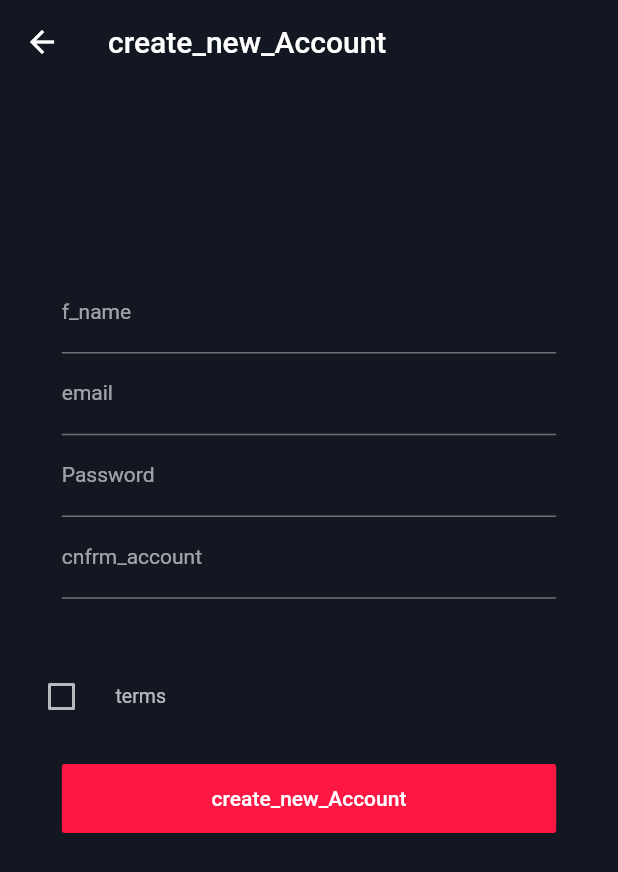
After one commit to SamySabry/music, a Flutter app: the screen it shows after launch, after a tap on "sign up", on a phone screen of 412 x 824 dp. The commit adds this screen. Shown: the top 872 px of the screen. Run offline on Flutter 3.47's test engine with Material 2 defaults, Android fonts, the phone set to English and light mode, and no system bars; our stand-ins replace firebase_auth, firebase_core, flushbar, shared_preferences; accounts and stored records are empty.

Commit message:
sign up &firebase
setup firebase in project
and make sign up feature

```diff
--- a/lib/config/AppConfig.dart
+++ b/lib/config/AppConfig.dart
@@ -11,6 +11,16 @@ class AppConfig {
 
 
 
+   static const API_BASE = 'xvelopers.com';
+   static const API_PATH = 'wp/themes/rekord/wp-json/wl/v1';
+   static const API_URL = 'https://$API_BASE/$API_PATH';
+   static const API_AUTH_KEY = 'rekord';
 
+   /*------------------------------------------------
+   * Screen Data
+   * ----------------------------------------------*/
+   static const APP_LOGO = 'assets/images/logo1.png';
+   static const LOGIN_SCREEN_BACKGROUND =
+       'http://xvelopers.com/wp/themes/rekord/wp-content/uploads/sites/48/2019/03/b1.jpg';
 
 }
--- a/lib/config/AppProvider.dart
+++ b/lib/config/AppProvider.dart
@@ -1,3 +1,4 @@
+import 'package:music/providers/AuthProvider.dart';
 import 'package:music/providers/themeProvider.dart';
 import 'package:provider/provider.dart';
 import 'package:provider/single_child_widget.dart';
@@ -18,6 +19,9 @@ List<SingleChildWidget> providers() {
     ChangeNotifierProvider<ThemeProvider>(
       create: (_) => ThemeProvider(),
     ),
+    ChangeNotifierProvider<AuthProvider>(
+      create: (_) => AuthProvider(),
+    ),
 
   ];
 }
--- a/lib/config/AppRoutes.dart
+++ b/lib/config/AppRoutes.dart
@@ -9,14 +9,18 @@
 
 import 'package:flutter/material.dart';
 import 'package:music/screens/HomeScreen.dart';
+import 'package:music/screens/auth/RegisterScreen.dart';
 
 class AppRoutes {
   static const home = 'home';
+  static const registerRoute = '/registerRoute';
 
 
   Map<String, WidgetBuilder> routes() {
     return {
       home: (context) => HomeScreen(),
+      registerRoute: (context) => RegisterScreen(),
+
     };
   }
 }
--- /dev/null
+++ b/lib/config/AppValidation_rules.dart
@@ -0,0 +1,29 @@
+String validateName(String value) {
+  if (value.length < 1) return 'Enter a your name';
+  if (value.length < 3) return 'Name must be more than 2 charater';
+  return null;
+}
+
+
+String validateEmail(String value) {
+  Pattern pattern =
+      r'^(([^<>()[\]\\.,;:\s@\"]+(\.[^<>()[\]\\.,;:\s@\"]+)*)|(\".+\"))@((\[[0-9]{1,3}\.[0-9]{1,3}\.[0-9]{1,3}\.[0-9]{1,3}\])|(([a-zA-Z\-0-9]+\.)+[a-zA-Z]{2,}))$';
+  RegExp regex = new RegExp(pattern);
+  if (!regex.hasMatch(value))
+    return 'Enter Valid Email';
+  else
+    return null;
+}
+
+String validatePassword(String value) {
+  if (value.length < 1) return 'Enter a password';
+  if (value.length < 6) return 'Password must be 6 chrachter long';
+  return null;
+}
+
+String validateConfirmPassword(String value, String value2) {
+  if (value.length < 1) return 'Re enter password';
+  if (value.length < 6) return 'Password must be 6 chrachter long';
+  if (value != value2) return 'Confirm Password should match password';
+  return null;
+}
--- /dev/null
+++ b/lib/providers/AuthProvider.dart
@@ -0,0 +1,131 @@
+import 'dart:convert';
+
+
+import 'package:firebase_auth/firebase_auth.dart';
+import 'package:flutter/material.dart';
+
+import 'package:provider/provider.dart';
+
+class AuthProvider extends ChangeNotifier {
+  //Constructor
+  AuthProvider() {
+    autoAuthenticate();
+  }
+
+  // Items List
+
+  bool isLoaded = false;
+  bool _isLoggedIn = false;
+  bool inputerror = false;
+  String errorMsg;
+  bool check = true;
+
+  bool get isLoggedIn => _isLoggedIn;
+
+
+  /*
+  * Sign in Wiht Email
+  * Add your http code here and save user profile.
+  */
+
+
+
+/*
+ * Auth Authenticate
+ *
+ * Auto authentication help to get user data from shared preferences
+ * and save as user user object. which can be access anywhere
+ * in the app.
+ *
+ * please check page-user-account.dart for example
+ *
+ */
+
+  Future autoAuthenticate() async {
+
+    isLoaded = true;
+
+    notifyListeners();
+  }
+
+  /*
+  * Logout
+  *
+  * Clear user preference & user
+  */
+
+
+  /*
+  * Sign Up With Email
+  * Add your http code here and save user profile.
+  */
+  Future<String> singUpWithEmail(Map<String, dynamic> formData) async {
+
+
+    isLoaded = false;
+    notifyListeners();
+    String errorMsg;
+
+
+    try {
+   //   print(formData["email"]);
+      // print(formData["password"]);
+      UserCredential userCredential = await FirebaseAuth.instance.createUserWithEmailAndPassword(
+          email: formData["email"],
+          password: formData["password"]
+      );
+    } on FirebaseAuthException catch (error) {
+      switch (error.code) {
+        case "ERROR_EMAIL_ALREADY_IN_USE":
+          {
+              errorMsg = "This email is already in use.";
+              isLoaded = false;
+          }
+          break;
+        case "ERROR_WEAK_PASSWORD":
+          {
+              errorMsg = "The password must be 6 characters long or more.";
+              isLoaded = false;
+          }
+          break;
+        default:
+          {
+            errorMsg = error.code;
+
+          }
+      }
+
+
+
+    //////
+
+
+
+
+
+/*
+
+    final response = await post('users', formData);
+    final Map<String, dynamic> jsonMap = json.decode(response.body);
+
+    if (response.statusCode == 200) {
+    }
+    else
+      if (response.statusCode == 400) {
+      error = jsonMap['data']['message'];
+    }
+    //Todo: Validation error is different on email or password change..
+    else
+      if (response.statusCode == 422 || response.statusCode == 401) {
+      jsonMap['errors'].forEach((key, value) {
+        jsonMap['errors'][key] = value;
+
+        error = value[0]; //string interpolation in action
+      });
+    }
+*/
+    isLoaded = true;
+    notifyListeners();
+    return errorMsg;
+  }
+}}
--- a/lib/screens/HomeScreen.dart
+++ b/lib/screens/HomeScreen.dart
@@ -1,5 +1,6 @@
 import 'package:flutter/material.dart';
 import 'package:music/config/AppConfig.dart';
+import 'package:music/config/AppRoutes.dart';
 
 class HomeScreen extends StatefulWidget {
   HomeScreen({Key key}) : super(key: key);
@@ -21,6 +22,14 @@ class _HomeScreenState extends State<HomeScreen>
                 child:Text(AppConfig.App_Name,style:  Theme.of(context).textTheme.headline1,)
               ),
             ),
+            FlatButton(
+              child: Text("sign up"),
+              onPressed: ()
+              {
+                Navigator.pushNamed(context, AppRoutes.registerRoute);
+
+              },
+            )
 
           ],
         ),
--- /dev/null
+++ b/lib/screens/auth/RegisterScreen.dart
@@ -0,0 +1,195 @@
+import 'package:flushbar/flushbar.dart';
+import 'package:flutter/material.dart';
+
+import 'package:music/config/AppConfig.dart';
+import 'package:music/config/AppRoutes.dart';
+import 'package:music/config/AppValidation_rules.dart';
+import 'package:music/providers/AuthProvider.dart';
+import 'package:music/widgtes/BaseBlocButton.dart';
+import 'package:provider/provider.dart';
+
+class RegisterScreen extends StatefulWidget {
+  _RegisterScreenState createState() => _RegisterScreenState();
+}
+
+class _RegisterScreenState extends State<RegisterScreen>  {
+
+  final Map<String, dynamic> formData = {'email': null, 'password': null};
+  final GlobalKey<FormState> _formKey = GlobalKey<FormState>();
+  var passKey = GlobalKey<FormFieldState>();
+  var media;
+
+  Widget _buildNameField() {
+    return TextFormField(
+      decoration: InputDecoration(
+        labelText: 'f_name',
+      ),
+      validator: (value) => validateName(value),
+      onSaved: (String value) {
+        formData['first_name'] = value;
+      },
+    );
+  }
+
+  Widget _buildEmailField() {
+    return TextFormField(
+      decoration: InputDecoration(labelText: 'email'),
+      validator: (value) => validateEmail(value),
+      onSaved: (String value) {
+        formData['email'] = value;
+      },
+    );
+  }
+
+  Widget _buildPasswordField() {
+    return TextFormField(
+      key: passKey,
+      decoration: InputDecoration(
+          labelText: 'Password'),
+      validator: (value) => validatePassword(value),
+      obscureText: true,
+      onSaved: (String value) {
+        formData['password'] = value;
+      },
+    );
+  }
+
+  bool _termsChecked = false;
+  bool errorShow = true;
+  Widget _buildTermsCheck() {
+    return Padding(
+      padding: const EdgeInsets.only(left: 5.0),
+      child: CheckboxListTile(
+        activeColor: Theme.of(context).primaryColor,
+        title: Text('terms'),
+        controlAffinity: ListTileControlAffinity.leading,
+        value: _termsChecked,
+        onChanged: (bool value) => setState(() => _termsChecked = value),
+        subtitle: !errorShow
+            ? Text(
+               'r_field',
+                style: TextStyle(color: Color(0xFFe53935), fontSize: 12),
+              )
+            : null,
+        dense: true,
+      ),
+    );
+  }
+
+  Widget _buildConfirmPasswordField() {
+    return TextFormField(
+      decoration: InputDecoration(labelText:  'cnfrm_account'),
+      validator: (value) =>
+          validateConfirmPassword(value, passKey.currentState.value),
+      obscureText: true,
+    );
+  }
+
+  _submit(BuildContext context, AuthProvider provider) async {
+    print("/n/n/n/n/n up/n/n/n/n/n/n");
+
+    setState(() {
+      errorShow = _termsChecked;
+    });
+    print("/n/n/n/n/n up/n/n/n/n/n/n");
+
+    if (_formKey.currentState.validate() && _termsChecked) {
+      // If all data are correct then save data to out variables
+      _formKey.currentState.save();
+      formData['AUTH_KEY'] = AppConfig.API_AUTH_KEY;
+
+    await  provider.singUpWithEmail(formData).then((response) {
+        response != null
+            ? Flushbar(
+                backgroundColor:
+                    Theme.of(context).colorScheme.surface.withOpacity(0.8),
+                icon: Icon(
+                  Icons.error_outline,
+                  color: Theme.of(context).primaryColor,
+                ),
+                duration: Duration(seconds: 3),
+                flushbarPosition: FlushbarPosition.TOP,
+                titleText: Text('ops'),
+                messageText: Text(response),
+              ).show(context)
+            : Navigator.pushNamed(context, AppRoutes.home);
+      });
+    } else {
+      //   If all data are not valid then start auto validation.
+      setState(() {});
+    }
+  }
+
+  @override
+  Widget build(BuildContext context) {
+    media = MediaQuery.of(context).size;
+    var provider = Provider.of<AuthProvider>(context);
+
+    return Scaffold(
+      extendBodyBehindAppBar: true,
+      appBar: AppBar(
+        title: Text('create_new_Account'),
+        elevation: 0,
+        backgroundColor: Colors.transparent,
+      ),
+      body: Container(
+        height: media.height,
+        child: Stack(
+          children: [
+            SingleChildScrollView(
+              child: Column(
+                mainAxisAlignment: MainAxisAlignment.center,
+                children: <Widget>[
+                  Container(
+                    padding: EdgeInsets.all(media.height / 20),
+                    child: Column(
+                      mainAxisAlignment: MainAxisAlignment.start,
+                      mainAxisSize: MainAxisSize.max,
+                      crossAxisAlignment: CrossAxisAlignment.start,
+                      children: <Widget>[
+                        SizedBox(
+                          height: 90,
+                        ),
+                       // BaseAppIcon(),
+                        SizedBox(
+                          height: 50,
+                        ),
+                        Container(
+                          child: Form(
+                            key: _formKey,
+                            child: Column(
+                              crossAxisAlignment: CrossAxisAlignment.start,
+                              mainAxisAlignment: MainAxisAlignment.spaceBetween,
+                              children: <Widget>[
+                                _buildNameField(),
+                                _buildEmailField(),
+                                _buildPasswordField(),
+                                _buildConfirmPasswordField(),
+                              ],
+                            ),
+                          ),
+                        ),
+                      ],
+                    ),
+                  ),
+                  _buildTermsCheck(),
+                  Padding(
+                    padding: EdgeInsets.symmetric(
+                        horizontal: media.height / 20, vertical: 20),
+                    child: BaseBlockButton(
+                      isLoaded: provider.check,
+                      color: Theme.of(context).primaryColor,
+                      label:  'create_new_Account',
+                      textColor: Colors.white,
+                      onPressed: () => _submit(context, provider),
+                    ),
+                  ),
+                ],
+              ),
+            ),
+          ],
+        ),
+      ),
+    );
+  }
+}
--- /dev/null
+++ b/lib/widgtes/BaseBlocButton.dart
@@ -0,0 +1,43 @@
+import 'package:flutter/material.dart';
+
+import 'CustomCircularProgressIndicator.dart';
+
+class BaseBlockButton extends StatelessWidget {
+  final String label;
+  final Color textColor;
+  final Color color;
+  final double radius;
+  final bool isLoaded;
+  final Function onPressed;
+
+  BaseBlockButton({
+    this.label,
+    this.color,
+    this.textColor,
+    this.onPressed,
+    this.radius,
+    isLoaded,
+  }) : isLoaded = isLoaded ?? true;
+  @override
+  Widget build(BuildContext context) {
+    double _radius = radius != null ? radius : 2;
+    return isLoaded
+        ? Container(
+            width: double.infinity,
+            child: FlatButton(
+              shape: RoundedRectangleBorder(
+                  borderRadius: BorderRadius.circular(_radius)),
+              onPressed: () => onPressed(),
+              child: Padding(
+                child: Text(
+                  label,
+                  style: TextStyle(fontSize: 14.0, color: textColor),
+                ),
+                padding: EdgeInsets.all(15.0),
+              ),
+              color: color,
+            ),
+          )
+        : CustomCircularProgressIndicator();
+  }
+}
--- a/pubspec.yaml
+++ b/pubspec.yaml
@@ -33,6 +33,9 @@ dependencies:
   http:
   provider:
   flushbar:
+  firebase_auth:
+ # cloud_firestore:
+  firebase_core:
 
 
 
```
Also changed, not shown: lib/main.dart (+64 -1 lines), lib/widgtes/BaseAppIcon.dart (added, +14 -0 lines), lib/widgtes/CustomCircularProgressIndicator.dart (added, +28 -0 lines), pubspec.lock, 3 other files.
